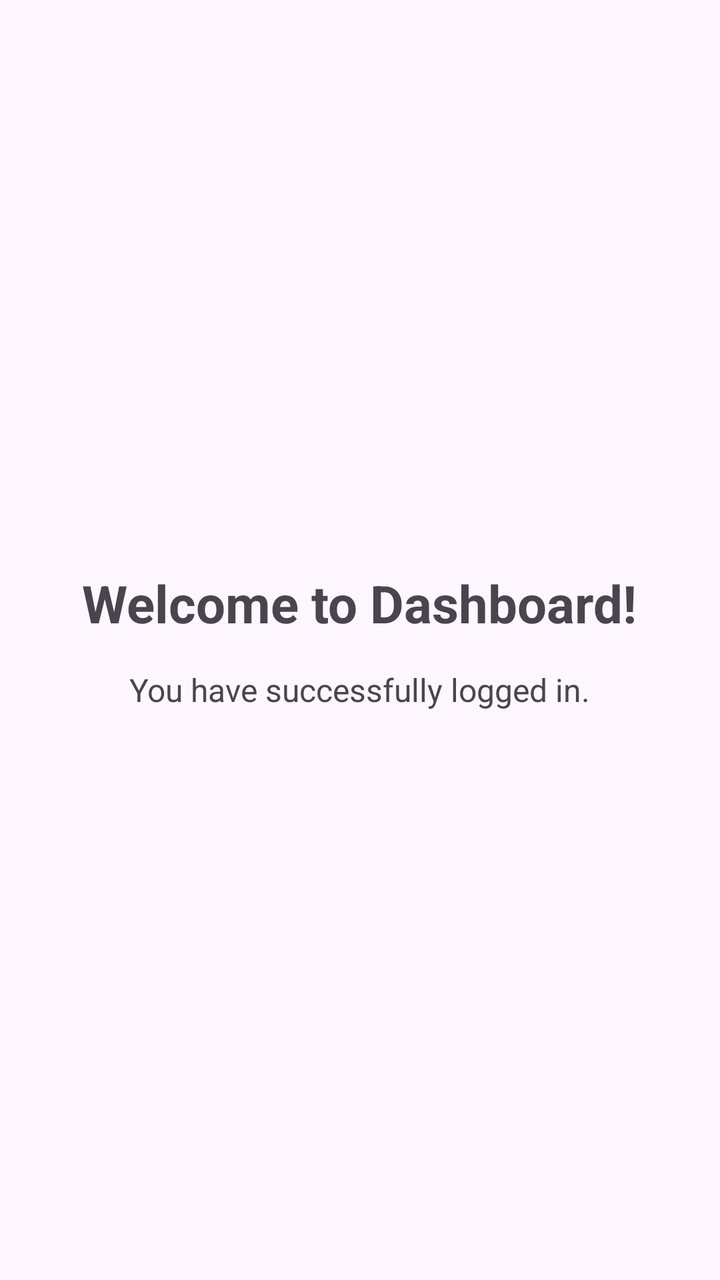
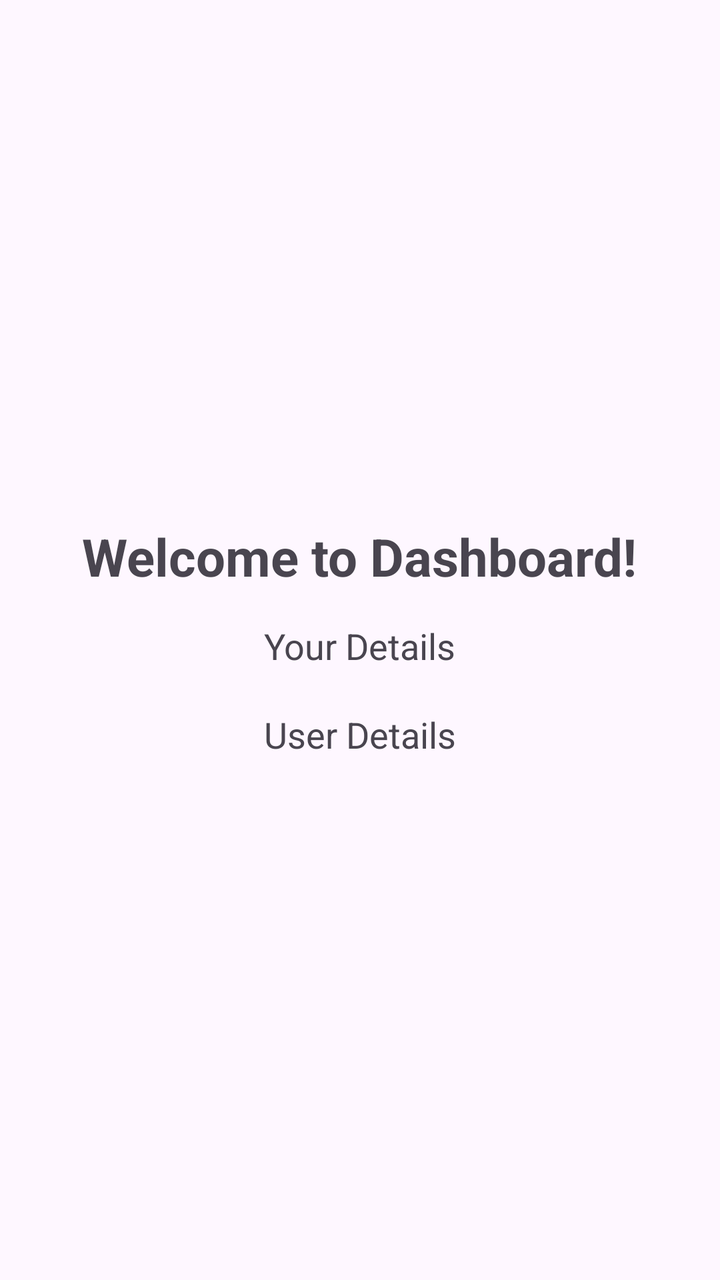

An Android layout rendered at two revisions. The XML below is the earlier revision; the diff shows what the commit changed to produce the second picture.
<!-- AndroidManifest.xml: application theme Theme.MyApplication -->
<!-- res/layout/activity_dashboard.xml -->
<?xml version="1.0" encoding="utf-8"?>
<LinearLayout
    xmlns:android="http://schemas.android.com/apk/res/android"
    android:layout_width="match_parent"
    android:layout_height="match_parent"
    android:orientation="vertical"
    android:gravity="center"
    android:padding="30dp">

    <TextView
        android:layout_width="wrap_content"
        android:layout_height="wrap_content"
        android:text="Welcome to Dashboard!"
        android:textSize="26sp"
        android:textStyle="bold"/>

    <TextView
        android:layout_width="wrap_content"
        android:layout_height="wrap_content"
        android:text="You have successfully logged in."
        android:textSize="16sp"
        android:layout_marginTop="15dp"/>

</LinearLayout>
<!-- resources referenced by this layout -->
<resources>
  <style name="Theme.MyApplication" parent="Base.Theme.MyApplication" />
  <style name="Base.Theme.MyApplication" parent="Theme.Material3.DayNight.NoActionBar">
          
          
      </style>
</resources>

<!-- the commit's change to res/layout/activity_dashboard.xml (unified diff, before → after) -->
@@ -17,8 +17,16 @@
     <TextView
         android:layout_width="wrap_content"
         android:layout_height="wrap_content"
-        android:text="You have successfully logged in."
-        android:textSize="16sp"
+        android:text="Your Details"
+        android:textSize="18sp"
         android:layout_marginTop="15dp"/>
 
+    <TextView
+        android:id="@+id/receiverTxt"
+        android:layout_width="wrap_content"
+        android:layout_height="wrap_content"
+        android:text="User Details"
+        android:textSize="18sp"
+        android:layout_marginTop="20dp"/>
+
 </LinearLayout>
